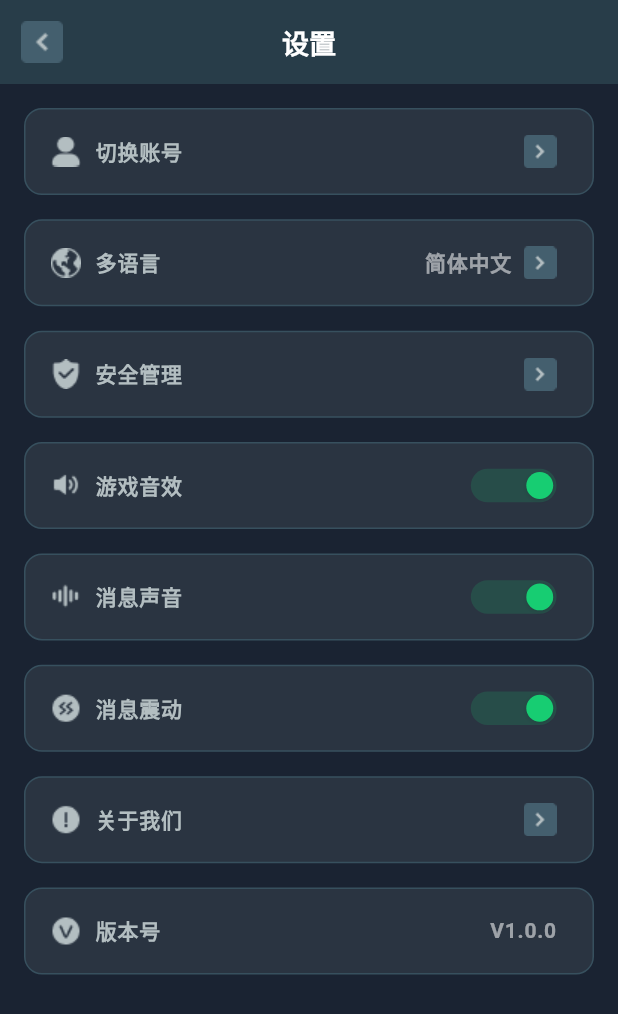
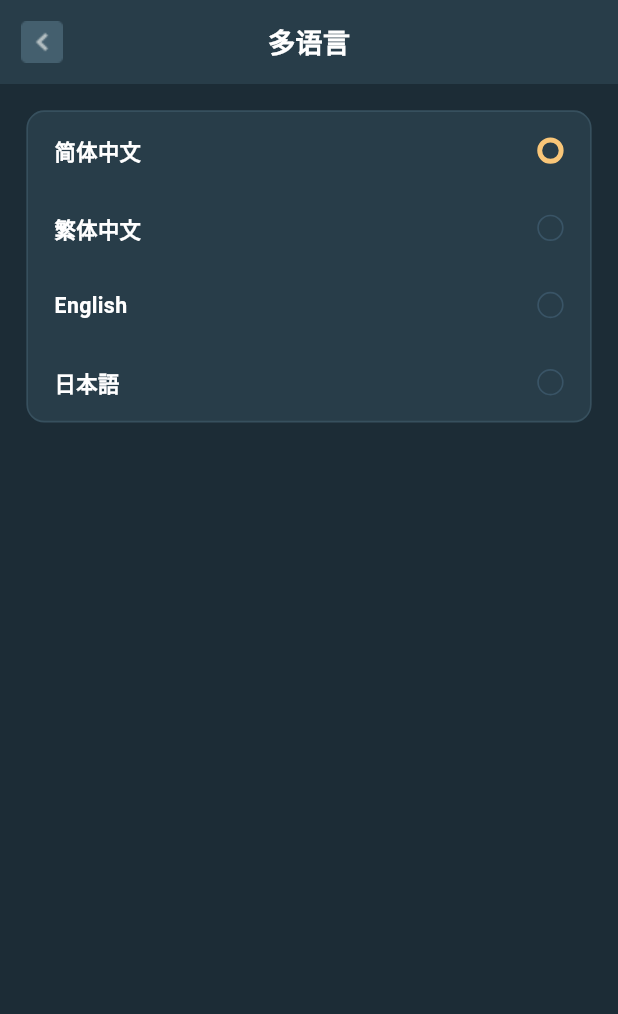
Before and after one commit to wtfkmnl/roomcard-app, a Flutter app: the SettingPage screen opened by its route, after a tap on "多语言", on a phone screen of 412 x 824 dp. Shown: the top 1014 px of the screen. Run offline on Flutter 3.47's test engine with Material 3 defaults, Android fonts, the phone set to English and light mode, and no system bars; our stand-ins replace cached_network_image, carousel_slider, connectivity_plus, decimal, device_info_plus, dio and 22 more; missing offline and left inert: captcha_plugin_flutter, custom_pop_up_menu, encrypt, flutter_inappwebview, gallery_saver_plus, phone_numbers_parser and 1 more; accounts and stored records are empty; Roboto replaces fonts that are missing (PingFangSC).

Commit message:
多语言界面

```diff
--- /dev/null
+++ b/lib/pages/my/language/language_binding.dart
@@ -0,0 +1,9 @@
+import 'package:get/get.dart';
+import 'language_logic.dart';
+
+class LanguageBinding extends Bindings {
+  @override
+  void dependencies() {
+    Get.lazyPut<LanguageLogic>(() => LanguageLogic());
+  }
+}
--- /dev/null
+++ b/lib/pages/my/language/language_logic.dart
@@ -0,0 +1,84 @@
+import 'package:get/get.dart';
+import 'package:roomcard/base/base_controller.dart';
+import 'language_state.dart';
+
+class LanguageLogic extends BaseController<LanguageState> {
+  @override
+  LanguageState initState() {
+    return LanguageState();
+  }
+
+  @override
+  void onInit() {
+    super.onInit();
+    _loadCurrentLanguage();
+  }
+
+  /// 加载当前语言设置
+  void _loadCurrentLanguage() {
+    // TODO: 从本地存储或服务器获取当前语言设置
+    final currentLanguage = '简体中文';
+    state.selectedLanguage.value = currentLanguage;
+
+    // 更新语言列表的选中状态
+    for (var language in state.languages) {
+      language.isSelected = language.name == currentLanguage;
+    }
+    // 触发列表更新
+    state.languages.refresh();
+  }
+
+  /// 选择语言
+  void onLanguageSelected(LanguageItem selectedItem) {
+    print('选择语言: ${selectedItem.name} (${selectedItem.code})');
+
+    // 更新选中状态
+    for (var language in state.languages) {
+      language.isSelected = language.code == selectedItem.code;
+    }
+
+    // 触发列表更新，确保界面立即刷新
+    state.languages.refresh();
+
+    // 更新当前选中的语言
+    state.selectedLanguage.value = selectedItem.name;
+
+    // 保存语言设置
+    _saveLanguageSetting(selectedItem);
+
+    // 应用语言设置
+    _applyLanguageSetting(selectedItem);
+
+    // 显示成功提示
+    Get.snackbar(
+      '提示',
+      '语言设置已更新为${selectedItem.name}',
+      snackPosition: SnackPosition.TOP,
+    );
+
+    // 延迟返回上一页
+    Future.delayed(const Duration(milliseconds: 1500), () {
+      Get.back();
+    });
+  }
+
+  /// 保存语言设置到本地
+  void _saveLanguageSetting(LanguageItem language) {
+    // TODO: 保存到本地存储
+    print('保存语言设置: ${language.name} (${language.code})');
+  }
+
+  /// 应用语言设置
+  void _applyLanguageSetting(LanguageItem language) {
+    // TODO: 应用语言设置，更新应用的语言环境
+    print('应用语言设置: ${language.name} (${language.code})');
+
+    // 这里可以调用国际化相关的方法
+    // 例如：Get.updateLocale(Locale(language.code.split('_')[0], language.code.split('_')[1]));
+  }
+
+  /// 获取当前选中的语言项
+  LanguageItem? getCurrentLanguageItem() {
+    return state.languages.firstWhereOrNull((item) => item.isSelected);
+  }
+}
--- /dev/null
+++ b/lib/pages/my/language/language_state.dart
@@ -0,0 +1,44 @@
+import 'package:roomcard/base/base_state.dart';
+import 'package:get/get.dart';
+
+class LanguageState extends BaseState with StateAutoManager {
+  /// 当前选中的语言
+  final selectedLanguage = '简体中文'.obs;
+
+  /// 支持的语言列表 - 设为响应式
+  final languages = <LanguageItem>[
+    LanguageItem(
+      name: '简体中文',
+      code: 'zh_CN',
+      isSelected: true,
+    ),
+    LanguageItem(
+      name: '繁体中文',
+      code: 'zh_TW',
+      isSelected: false,
+    ),
+    LanguageItem(
+      name: 'English',
+      code: 'en_US',
+      isSelected: false,
+    ),
+    LanguageItem(
+      name: '日本語',
+      code: 'ja_JP',
+      isSelected: false,
+    ),
+  ].obs;
+}
+
+/// 语言项模型
+class LanguageItem {
+  final String name;
+  final String code;
+  bool isSelected;
+
+  LanguageItem({
+    required this.name,
+    required this.code,
+    required this.isSelected,
+  });
+}
--- /dev/null
+++ b/lib/pages/my/language/language_view.dart
@@ -0,0 +1,108 @@
+import 'package:flutter/material.dart';
+import 'package:flutter_screenutil/flutter_screenutil.dart';
+import 'package:get/get.dart';
+import '../../../r.dart';
+import 'language_logic.dart';
+import 'language_state.dart';
+
+class LanguagePage extends StatelessWidget {
+  const LanguagePage({super.key});
+
+  @override
+  Widget build(BuildContext context) {
+    final logic = Get.find<LanguageLogic>();
+    final state = logic.state;
+
+    return Scaffold(
+      backgroundColor: const Color(0xFF1C2C36),
+      appBar: AppBar(
+        title: Text(
+          '多语言',
+          style: TextStyle(
+            color: Colors.white,
+            fontSize: 18.sp,
+            fontWeight: FontWeight.w600,
+          ),
+        ),
+        backgroundColor: const Color(0xFF283D49),
+        elevation: 0,
+        centerTitle: true,
+        leading: IconButton(
+          icon: Image.asset(R.assetsIconArrowBack),
+          onPressed: () => Get.back(),
+        ),
+      ),
+      body: Padding(
+        padding: EdgeInsets.all(16.w),
+        child: Container(
+          decoration: BoxDecoration(
+            color: const Color(0xFF283D49),
+            borderRadius: BorderRadius.circular(12),
+            border: Border.all(color: const Color(0xFF37505E), width: 1.w),
+          ),
+          child: Obx(
+            () => Column(
+              mainAxisSize: MainAxisSize.min,
+              children: [
+                for (int i = 0; i < state.languages.length; i++) ...[
+                  _buildLanguageItem(state.languages[i], logic),
+                ],
+              ],
+            ),
+          ),
+        ),
+      ),
+    );
+  }
+
+  /// 构建语言选项
+  Widget _buildLanguageItem(LanguageItem language, LanguageLogic logic) {
+    return Material(
+      color: Colors.transparent,
+      child: InkWell(
+        onTap: () => logic.onLanguageSelected(language),
+        borderRadius: BorderRadius.circular(12),
+        child: Container(
+          padding: EdgeInsets.symmetric(horizontal: 16.w, vertical: 16.h),
+          child: Row(
+            children: [
+              Expanded(
+                child: Text(
+                  language.name,
+                  style: TextStyle(
+                    color: Colors.white,
+                    fontSize: 14.sp,
+                    fontWeight: FontWeight.w600,
+                  ),
+                ),
+              ),
+              language.isSelected
+                  ? Container(
+                      width: 16.w,
+                      height: 16.w,
+                      decoration: BoxDecoration(
+                        shape: BoxShape.circle,
+                        border: Border.all(
+                          color: Color(0xffF9C678),
+                          width: 3.w,
+                        ),
+                      ),
+                    )
+                  : Container(
+                      width: 16.w,
+                      height: 16.w,
+                      decoration: BoxDecoration(
+                        border: Border.all(
+                          color: const Color(0xFF395466),
+                          width: 1.w,
+                        ),
+                        shape: BoxShape.circle,
+                      ),
+                    ),
+            ],
+          ),
+        ),
+      ),
+    );
+  }
+}
--- a/lib/pages/my/setting/setting_logic.dart
+++ b/lib/pages/my/setting/setting_logic.dart
@@ -17,7 +17,7 @@ class SettingLogic extends BaseController<SettingState> {
   /// 多语言点击
   void onLanguageTap() {
     print('多语言设置');
-    _showLanguageDialog();
+    AppRouter.mineLanguage.toPage();
   }
 
   /// 安全管理点击
@@ -54,8 +54,4 @@ class SettingLogic extends BaseController<SettingState> {
   void onVersionTap() {
     print('版本号: ${state.version.value}');
   }
-
-  /// 显示多语言选择对话框
-  void _showLanguageDialog() {
-  }
 }
--- a/lib/routes/app_pages.dart
+++ b/lib/routes/app_pages.dart
@@ -2,6 +2,8 @@ import 'package:roomcard/pages/main/main_binding.dart';
 import 'package:roomcard/pages/main/main_view.dart';
 import 'package:roomcard/pages/my/about/about_view.dart';
 import 'package:roomcard/pages/my/business/business_view.dart';
+import 'package:roomcard/pages/my/language/language_binding.dart';
+import 'package:roomcard/pages/my/language/language_view.dart';
 import 'package:roomcard/pages/my/name_edit/name_edit_binding.dart';
 import 'package:roomcard/pages/my/name_edit/name_edit_view.dart';
 import 'package:roomcard/pages/my/profile/profile_binding.dart';
@@ -81,6 +83,11 @@ class AppPages {
       page: () => const NameEditPage(),
       binding: NameEditBinding(),
     ),
+    GetPage(
+      name: AppRouter.mineLanguage.path,
+      page: () => const LanguagePage(),
+      binding: LanguageBinding(),
+    ),
   ];
 
   ///未知页面
--- a/lib/routes/app_router.dart
+++ b/lib/routes/app_router.dart
@@ -28,7 +28,9 @@ enum AppRouter<T> {
   ///安全管理
   mineSafeManager('/mine_safe_manager'),
   ///昵称编辑
-  mineNameEdit('/mine_name_edit');
+  mineNameEdit('/mine_name_edit'),
+  ///多语言设置
+  mineLanguage('/mine_language');
  ///路由路劲
   final String path;
 
```
